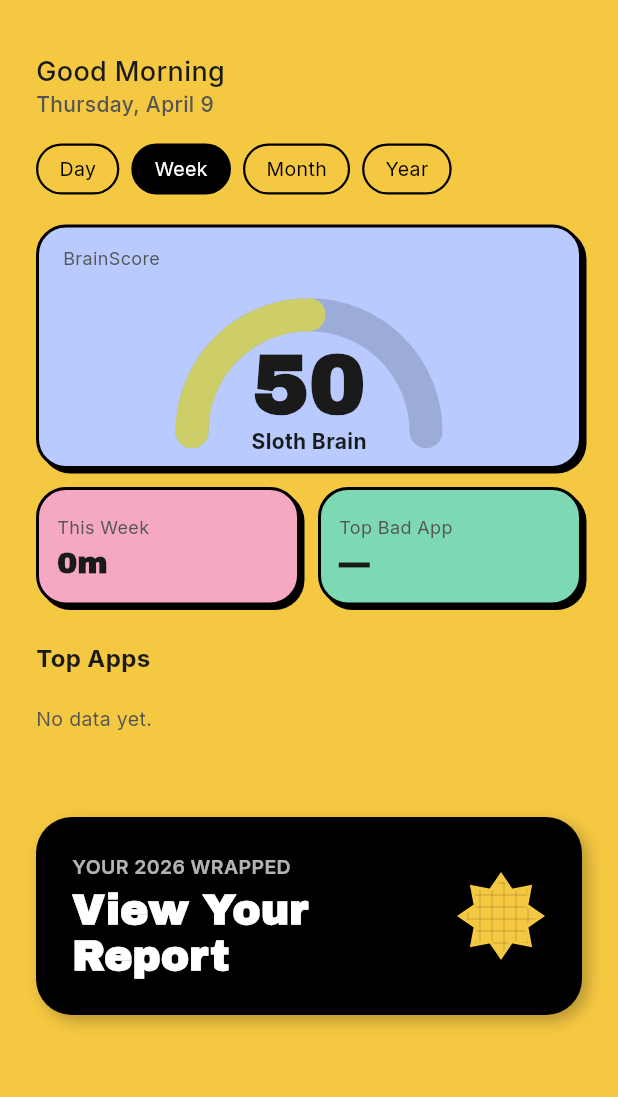
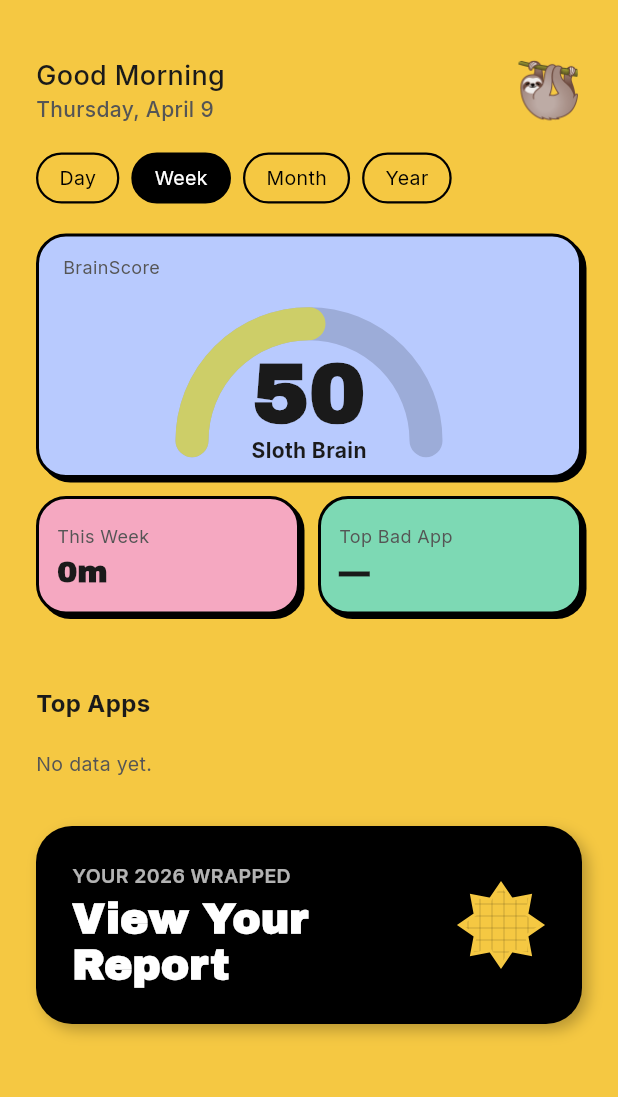
Before and after one commit to wdiz25/screen_time_wrapped, a Flutter app: the HomeScreen screen opened directly, after a tap on "Week", on a phone screen of 412 x 824 dp, the part 80-1177 px from its top. Run offline on Flutter 3.47's test engine with Material 3 defaults, Android fonts, the phone set to English and light mode, and no system bars; our stand-ins replace google_fonts, shared_preferences, smooth_page_indicator; missing offline and left inert: usage_stats; accounts and stored records are empty.

Commit message:
cleanup home screen

```diff
--- /dev/null
+++ b/lib/constants/animals.dart
@@ -0,0 +1,22 @@
+class AppAnimal {
+  final String emoji;
+  final String name;
+  final String trait;
+  const AppAnimal(this.emoji, this.name, this.trait);
+}
+
+const appAnimals = [
+  AppAnimal('🧟', 'Zombie',   'Mindless. But fixable.'),
+  AppAnimal('🦝', 'Raccoon',  'Impulsive and easily distracted.'),
+  AppAnimal('🦥', 'Sloth',    'Passive and slow to change.'),
+  AppAnimal('🐬', 'Dolphin',  'Intelligent, mostly curious.'),
+  AppAnimal('🦅', 'Eagle',    'Sharp, focused, and intentional.'),
+];
+
+AppAnimal animalForScore(double score) {
+  if (score >= 80) return appAnimals[4]; // Eagle
+  if (score >= 60) return appAnimals[3]; // Dolphin
+  if (score >= 40) return appAnimals[2]; // Sloth
+  if (score >= 20) return appAnimals[1]; // Raccoon
+  return appAnimals[0];                  // Zombie
+}
--- a/lib/constants/app_constants.dart
+++ b/lib/constants/app_constants.dart
@@ -10,7 +10,7 @@ class AppConstants {
   static const double hoursPerFriendship = 90.0;
 
   // Wealth calculation
-  static const double annualReturnRate = 0.07;
+  static const double annualReturnRate = 0.06;
   static const double defaultHourlyRate = 35.0;
 
   // BrainScore tiers
--- a/lib/constants/default_categories.dart
+++ b/lib/constants/default_categories.dart
@@ -78,6 +78,7 @@ class DefaultCategories {
     'com.skype.raider': 'Skype',
     'org.telegram.messenger': 'Telegram',
     'com.discord': 'Discord',
+    'com.example.screen_time_wrapped': 'Screen Time Wrapped',
   };
 
   static const Map<String, AppCategory> defaults = {
@@ -158,5 +159,6 @@ class DefaultCategories {
     'com.skype.raider': AppCategory.neutral,
     'org.telegram.messenger': AppCategory.neutral,
     'com.discord': AppCategory.neutral,
+    'com.example.screen_time_wrapped': AppCategory.neutral, // For testing
   };
 }
--- a/lib/models/usage_report.dart
+++ b/lib/models/usage_report.dart
@@ -1,12 +1,16 @@
+import 'app_classification.dart';
+
 class AppUsageStat {
   final String packageName;
   final String appName;
   final Duration totalTime;
+  final AppCategory category;
 
   const AppUsageStat({
     required this.packageName,
     required this.appName,
     required this.totalTime,
+    required this.category,
   });
 }
 
--- a/lib/screens/home/home_screen.dart
+++ b/lib/screens/home/home_screen.dart
@@ -1,6 +1,8 @@
 import 'package:flutter/material.dart';
 import 'package:provider/provider.dart';
 import 'package:intl/intl.dart' as intl;
+import '../../constants/animals.dart';
+import '../../models/app_classification.dart';
 import '../../providers/usage_data_provider.dart';
 import '../../models/usage_report.dart';
 import '../../theme/slide_colors.dart';
@@ -78,6 +80,12 @@ class _HomeScreenState extends State<HomeScreen> {
                       padding: const EdgeInsets.symmetric(horizontal: 24),
                       children: [
                         const SizedBox(height: 8),
+                        Row(
+                          crossAxisAlignment: CrossAxisAlignment.center,
+                          children: [
+                            Column(
+                              crossAxisAlignment: CrossAxisAlignment.start,
+                              children: [
                                 Text(
                                   _greeting(),
                                   style: AppTypography.body(size: 18, weight: FontWeight.w500),
@@ -85,6 +93,16 @@ class _HomeScreenState extends State<HomeScreen> {
                                 Text(
                                   intl.DateFormat('EEEE, MMMM d').format(DateTime.now()),
                                   style: AppTypography.body(size: 14, color: const Color(0xFF555555)),
+                                ),
+                              ],
+                            ),
+                            const Spacer(),
+                            if (activeReport != null)
+                              Text(
+                                animalForScore(activeReport.brainScore).emoji,
+                                style: const TextStyle(fontSize: 36),
+                              ),
+                          ],
                         ),
                         const SizedBox(height: 16),
                         Row(
@@ -121,13 +139,13 @@ class _HomeScreenState extends State<HomeScreen> {
                           ),
                           const SizedBox(height: 24),
                         ],
-                        _TopAppsSection(report: activeReport),
-                        const SizedBox(height: 24),
                         if (activeReport != null)
                           _PeriodBreakdown(
                             report: activeReport,
                             periodLabel: _periodLabels[_selected],
                           ),
+                        const SizedBox(height: 24),
+                        _TopAppsSection(report: activeReport),
                         const SizedBox(height: 24),
                         _WrappedCTA(
                           onTap: () {
@@ -345,10 +363,17 @@ class _WrappedCTA extends StatelessWidget {
   }
 }
 
-class _TopAppsSection extends StatelessWidget {
+class _TopAppsSection extends StatefulWidget {
   final UsageReport? report;
 
   const _TopAppsSection({required this.report});
+
+  @override
+  State<_TopAppsSection> createState() => _TopAppsSectionState();
+}
+
+class _TopAppsSectionState extends State<_TopAppsSection> {
+  bool _showAll = false;
 
   String _formatTime(Duration d) {
     final h = d.inHours;
@@ -367,31 +392,39 @@ class _TopAppsSection extends StatelessWidget {
       )..layout();
       if (tp.width > max) max = tp.width;
     }
-    return max + 2; // add small padding
+    return max + 4; // add small padding
   }
+
+  Color _categoryColor(AppCategory category) => switch (category) {
+    AppCategory.bad  => const Color(0xFFFF6B6B),
+    AppCategory.good => SlideColors.mint,
+    AppCategory.neutral => const Color(0xFFDDDDDD),
+  };
 
   @override
   Widget build(BuildContext context) {
+    final report = widget.report;
     final timeStyle = AppTypography.label(size: 12);
-    final timeWidth = (report == null || report!.topApps.isEmpty)
-        ? 0.0
-        : _maxTimeWidth(report!.topApps, timeStyle);
+    final allApps = report?.topApps ?? [];
+    final visibleApps = allApps.take(_showAll ? 10 : 5).toList();
+    final timeWidth = visibleApps.isEmpty ? 0.0 : _maxTimeWidth(visibleApps, timeStyle);
+
     return Column(
       crossAxisAlignment: CrossAxisAlignment.start,
       children: [
         Text('Top Apps', style: AppTypography.body(size: 16, weight: FontWeight.w700)),
         const SizedBox(height: 12),
-        if (report == null || report!.topApps.isEmpty)
+        if (allApps.isEmpty)
           Padding(
             padding: const EdgeInsets.symmetric(vertical: 8),
             child: Text('No data yet.', style: AppTypography.label(size: 13)),
           )
-        else
-          ...report!.topApps.asMap().entries.map((entry) {
+        else ...[
+          ...visibleApps.asMap().entries.map((entry) {
             final i = entry.key;
             final app = entry.value;
             final fraction = report!.totalScreenTime.inMilliseconds > 0
-                ? (app.totalTime.inMilliseconds / report!.totalScreenTime.inMilliseconds).clamp(0.0, 1.0)
+                ? (app.totalTime.inMilliseconds / report.totalScreenTime.inMilliseconds).clamp(0.0, 1.0)
                 : 0.0;
             return Padding(
               padding: const EdgeInsets.only(bottom: 10),
@@ -423,7 +456,7 @@ class _TopAppsSection extends StatelessWidget {
                             value: fraction,
                             minHeight: 10,
                             backgroundColor: Colors.black.withValues(alpha: 0.1),
-                            valueColor: const AlwaysStoppedAnimation<Color>(Colors.black),
+                            valueColor: AlwaysStoppedAnimation<Color>(_categoryColor(app.category)),
                           ),
                         ),
                       ],
@@ -442,6 +475,18 @@ class _TopAppsSection extends StatelessWidget {
               ),
             );
           }),
+          if (allApps.length > 5)
+            GestureDetector(
+              onTap: () => setState(() => _showAll = !_showAll),
+              child: Padding(
+                padding: const EdgeInsets.only(top: 4),
+                child: Text(
+                  _showAll ? 'Show less' : 'Show more',
+                  style: AppTypography.label(size: 13, color: const Color(0xFF555555)),
+                ),
+              ),
+            ),
+        ],
       ],
     );
   }
@@ -452,10 +497,34 @@ class _PeriodBreakdown extends StatelessWidget {
   final String periodLabel;
   const _PeriodBreakdown({required this.report, required this.periodLabel});
 
+  String _fmt(double hours) {
+    final h = hours.floor();
+    final m = ((hours - h) * 60).round();
+    return h > 0 ? '${h}h ${m}m' : '${m}m';
+  }
+
+  double _maxTextWidth(List<String> texts, TextStyle style) {
+    var max = 0.0;
+    for (final text in texts) {
+      final tp = TextPainter(
+        text: TextSpan(text: text, style: style),
+        textDirection: TextDirection.ltr,
+      )..layout();
+      if (tp.width > max) max = tp.width;
+    }
+    return max + 4; // add small padding
+  }
+
   @override
   Widget build(BuildContext context) {
     final total = report.totalHours;
     if (total == 0) return const SizedBox.shrink();
+
+    final neutralHours = report.totalHours - report.badHours - report.goodHours;
+    final labelStyle = AppTypography.label(size: 13);
+    final timeStyle = AppTypography.label(size: 12);
+    final labelWidth = _maxTextWidth(['Bad Apps', 'Good Apps', 'Neutral'], labelStyle);
+    final timeWidth = _maxTextWidth([_fmt(report.badHours), _fmt(report.goodHours), _fmt(neutralHours)], timeStyle);
 
     return Column(
       crossAxisAlignment: CrossAxisAlignment.start,
@@ -467,6 +536,8 @@ class _PeriodBreakdown extends StatelessWidget {
           hours: report.badHours,
           total: total,
           color: const Color(0xFFFF6B6B),
+          labelWidth: labelWidth,
+          timeWidth: timeWidth,
         ),
         const SizedBox(height: 8),
         _BreakdownBar(
@@ -474,13 +545,17 @@ class _PeriodBreakdown extends StatelessWidget {
           hours: report.goodHours,
           total: total,
           color: SlideColors.mint,
+          labelWidth: labelWidth,
+          timeWidth: timeWidth,
         ),
         const SizedBox(height: 8),
         _BreakdownBar(
           label: 'Neutral',
-          hours: report.totalHours - report.badHours - report.goodHours,
+          hours: neutralHours,
           total: total,
           color: const Color(0xFFDDDDDD),
+          labelWidth: labelWidth,
+          timeWidth: timeWidth,
         ),
       ],
     );
@@ -492,12 +567,16 @@ class _BreakdownBar extends StatelessWidget {
   final double hours;
   final double total;
   final Color color;
+  final double labelWidth;
+  final double timeWidth;
 
   const _BreakdownBar({
     required this.label,
     required this.hours,
     required this.total,
     required this.color,
+    required this.labelWidth,
+    required this.timeWidth,
   });
 
   @override
@@ -509,7 +588,7 @@ class _BreakdownBar extends StatelessWidget {
 
     return Row(
       children: [
-        SizedBox(width: 80, child: Text(label, style: AppTypography.label(size: 13))),
+        SizedBox(width: labelWidth, child: Text(label, style: AppTypography.label(size: 13))),
         const SizedBox(width: 8),
         Expanded(
           child: ClipRRect(
@@ -524,7 +603,7 @@ class _BreakdownBar extends StatelessWidget {
         ),
         const SizedBox(width: 8),
         SizedBox(
-          width: 62,
+          width: timeWidth,
           child: Text(
             timeStr,
             style: AppTypography.label(size: 12),
--- a/lib/services/stats_service.dart
+++ b/lib/services/stats_service.dart
@@ -31,8 +31,8 @@ class StatsService {
 
   Future<UsageReport> buildYearlyReport() async {
     final now = DateTime.now();
-    final from = DateTime(now.year, 1, 1);
-    return _buildReport(from: from, to: now, usageMs: await _usageStats.queryYearToDate());
+    final from = now.subtract(const Duration(days: 365));
+    return _buildReport(from: from, to: now, usageMs: await _usageStats.queryLastYear());
   }
 
   Future<UsageReport> _buildReport({
@@ -66,6 +66,7 @@ class StatsService {
         packageName: pkg,
         appName: name,
         totalTime: Duration(milliseconds: ms),
+        category: category,
       );
       allApps.add(stat);
 
@@ -96,7 +97,7 @@ class StatsService {
       neutralAppTime: Duration(milliseconds: neutralMs),
       topBadApps: badApps.take(5).toList(),
       topGoodApps: goodApps.take(5).toList(),
-      topApps: allApps.take(5).toList(),
+      topApps: allApps.take(10).toList(),
       brainScore: brainScore,
     );
   }
--- a/lib/services/usage_stats_service.dart
+++ b/lib/services/usage_stats_service.dart
@@ -55,11 +55,5 @@ class UsageStatsService {
 
   Future<Map<String, int>> queryLastWeek() => queryLastDays(7);
   Future<Map<String, int>> queryLastMonth() => queryLastDays(30);
-  Future<Map<String, int>> queryYearToDate() {
-    final now = DateTime.now();
-    return queryUsageMs(
-      from: DateTime(now.year, 1, 1),
-      to: now,
-    );
-  }
+  Future<Map<String, int>> queryLastYear() => queryLastDays(365);
 }
```
Also changed, not shown: lib/screens/wrapped/slides/s15_animal_slide.dart (+2 -24 lines). Lines whose indentation alone changed are shown as unchanged.
